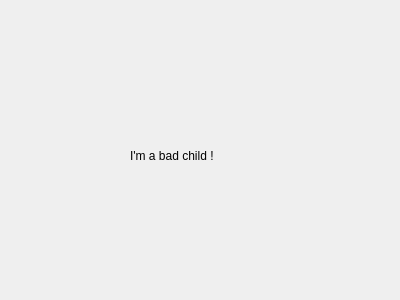
Old version of the form sbbadchild.ui in the repository luyikei/SandboxBrowserBadChildProcess.
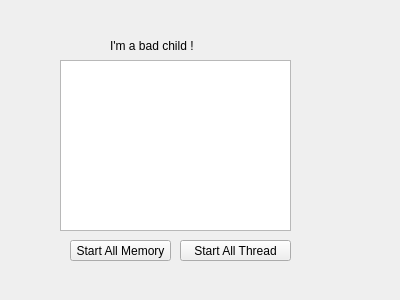
New version of the form.

```diff
--- a/sbbadchild.ui
+++ b/sbbadchild.ui
@@ -16,8 +16,8 @@
   <widget class="QLabel" name="label">
    <property name="geometry">
     <rect>
-     <x>130</x>
-     <y>130</y>
+     <x>110</x>
+     <y>20</y>
      <width>91</width>
      <height>51</height>
     </rect>
@@ -26,6 +26,42 @@
     <string>I'm a bad child !</string>
    </property>
   </widget>
+  <widget class="QPushButton" name="startAllMemoryButton">
+   <property name="geometry">
+    <rect>
+     <x>70</x>
+     <y>240</y>
+     <width>101</width>
+     <height>21</height>
+    </rect>
+   </property>
+   <property name="text">
+    <string>Start All Memory</string>
+   </property>
+  </widget>
+  <widget class="QPushButton" name="startAllThread">
+   <property name="geometry">
+    <rect>
+     <x>180</x>
+     <y>240</y>
+     <width>111</width>
+     <height>21</height>
+    </rect>
+   </property>
+   <property name="text">
+    <string>Start All Thread</string>
+   </property>
+  </widget>
+  <widget class="QPlainTextEdit" name="plainTextEdit">
+   <property name="geometry">
+    <rect>
+     <x>60</x>
+     <y>60</y>
+     <width>231</width>
+     <height>171</height>
+    </rect>
+   </property>
+  </widget>
  </widget>
  <layoutdefault spacing="6" margin="11"/>
  <resources/>
```
